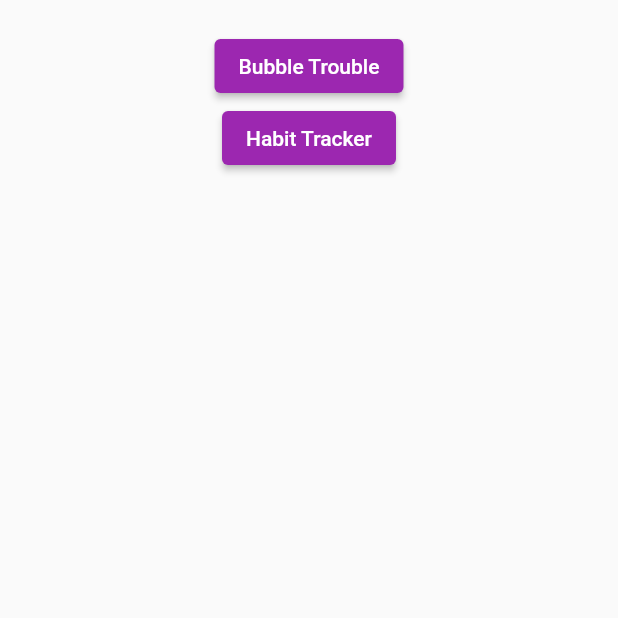
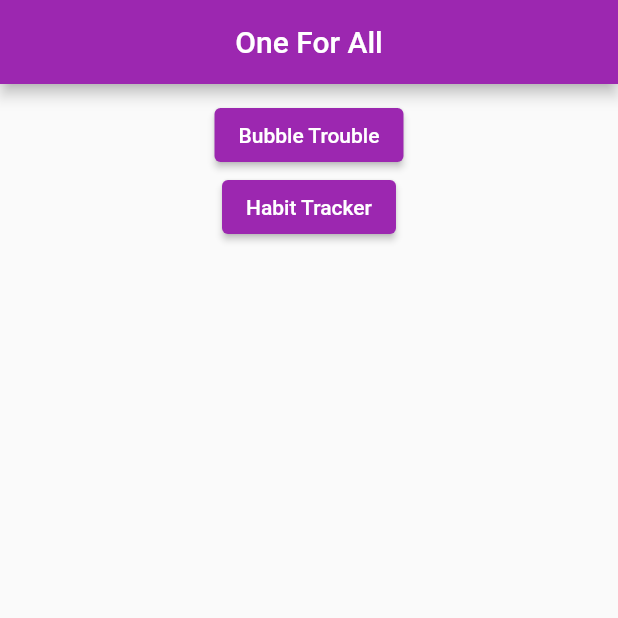
Before and after one commit to YamiKapil/flutter-one-for-all, a Flutter app: the screen it shows after launch, on a phone screen of 412 x 824 dp, the top half of it. Run offline on Flutter 3.47's test engine with Material 2 defaults, Android fonts, the phone set to English and light mode, and no system bars; our stand-ins replace flutter_heatmap_calendar, flutter_slidable, hive, hive_flutter; accounts and stored records are empty.

Commit message:
app bar added in my_homepage

```diff
--- a/lib/my_homepage.dart
+++ b/lib/my_homepage.dart
@@ -9,11 +9,15 @@ class MyHomePage extends StatelessWidget {
   @override
   Widget build(BuildContext context) {
     return Scaffold(
-      body: Padding(
-        padding: EdgeInsets.only(top: MediaQuery.of(context).padding.top),
+      appBar: AppBar(
+        title: const Center(
+          child: Text('One For All'),
+        ),
+      ),
+      body: SingleChildScrollView(
         child: Container(
           width: double.infinity,
-          padding: const EdgeInsets.all(20),
+          padding: const EdgeInsets.all(10),
           child: Column(
             crossAxisAlignment: CrossAxisAlignment.center,
             children: const [
```
